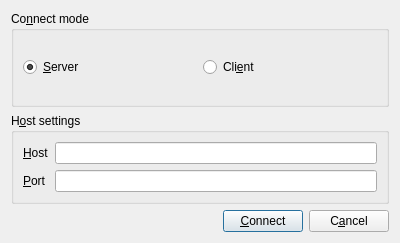
Before: the Qt Designer form Chat/connectdialog.ui in jeissonh/Progra2-14b, drawn with Qt 5.
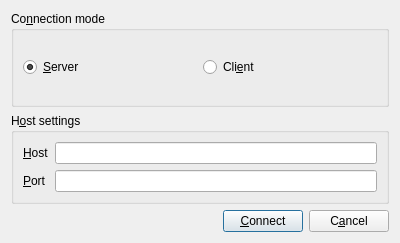
After: the same form once the commit is applied.

Patch:
```diff
--- a/Chat/connectdialog.ui
+++ b/Chat/connectdialog.ui
@@ -29,7 +29,7 @@
    <item>
     <widget class="QGroupBox" name="modeGroupBox">
      <property name="title">
-      <string>Co&amp;nnect mode</string>
+      <string>Co&amp;nnection mode</string>
      </property>
      <layout class="QHBoxLayout" name="horizontalLayout_3">
       <item>
```
